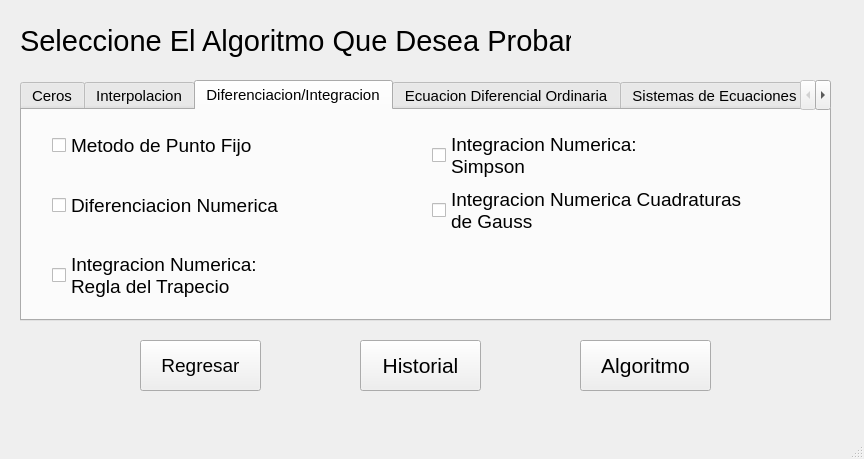
Before: the Qt Designer form ProyectoMetodosNumericos/Ventanas/AlgoritmosV.ui in jimmybanegas/ProyectoMetodosNumericos, drawn with Qt 5.
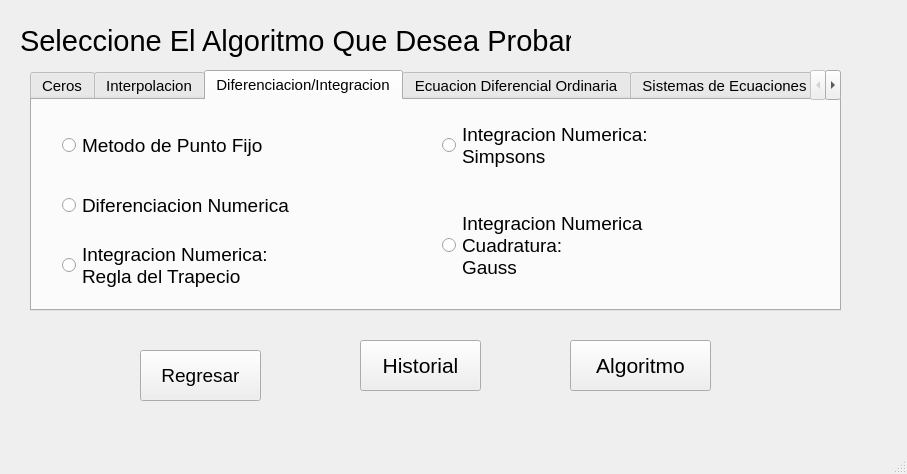
After: the same form once the commit is applied. The open tabs and pages were chosen to show the change. Icons and pictures are not drawn.

What changed in the file:
```diff
--- a/ProyectoMetodosNumericos/Ventanas/AlgoritmosV.ui
+++ b/ProyectoMetodosNumericos/Ventanas/AlgoritmosV.ui
@@ -6,8 +6,8 @@
    <rect>
     <x>0</x>
     <y>0</y>
-    <width>864</width>
-    <height>459</height>
+    <width>907</width>
+    <height>474</height>
    </rect>
   </property>
   <property name="windowTitle">
@@ -39,8 +39,8 @@
    <widget class="QTabWidget" name="tabWidget">
     <property name="geometry">
      <rect>
-      <x>20</x>
-      <y>80</y>
+      <x>30</x>
+      <y>70</y>
       <width>811</width>
       <height>241</height>
      </rect>
@@ -232,49 +232,12 @@
      <attribute name="title">
       <string>Diferenciacion/Integracion</string>
      </attribute>
-     <widget class="QCheckBox" name="chInSimpson">
+     <widget class="QRadioButton" name="chPuntoFijo">
       <property name="geometry">
        <rect>
-        <x>410</x>
-        <y>20</y>
-        <width>251</width>
-        <height>51</height>
-       </rect>
-      </property>
-      <property name="font">
-       <font>
-        <pointsize>14</pointsize>
-       </font>
-      </property>
-      <property name="text">
-       <string>Integracion Numerica: 
-Simpson</string>
-      </property>
-     </widget>
-     <widget class="QCheckBox" name="chDiferenciacion">
-      <property name="geometry">
-       <rect>
         <x>30</x>
-        <y>80</y>
-        <width>231</width>
-        <height>31</height>
-       </rect>
-      </property>
-      <property name="font">
-       <font>
-        <pointsize>14</pointsize>
-       </font>
-      </property>
-      <property name="text">
-       <string>Diferenciacion Numerica</string>
-      </property>
-     </widget>
-     <widget class="QCheckBox" name="chPuntoFijo">
-      <property name="geometry">
-       <rect>
-        <x>30</x>
-        <y>20</y>
-        <width>201</width>
+        <y>30</y>
+        <width>361</width>
         <height>31</height>
        </rect>
       </property>
@@ -287,13 +250,13 @@
        <string>Metodo de Punto Fijo</string>
       </property>
      </widget>
-     <widget class="QCheckBox" name="chInTrapecio">
+     <widget class="QRadioButton" name="chDiferenciacion">
       <property name="geometry">
        <rect>
         <x>30</x>
-        <y>140</y>
-        <width>221</width>
-        <height>51</height>
+        <y>90</y>
+        <width>361</width>
+        <height>31</height>
        </rect>
       </property>
       <property name="font">
@@ -302,17 +265,35 @@
        </font>
       </property>
       <property name="text">
-       <string>Integracion Numerica: 
+       <string>Diferenciacion Numerica</string>
+      </property>
+     </widget>
+     <widget class="QRadioButton" name="chInTrapecio">
+      <property name="geometry">
+       <rect>
+        <x>30</x>
+        <y>130</y>
+        <width>361</width>
+        <height>71</height>
+       </rect>
+      </property>
+      <property name="font">
+       <font>
+        <pointsize>14</pointsize>
+       </font>
+      </property>
+      <property name="text">
+       <string>Integracion Numerica:
 Regla del Trapecio</string>
       </property>
      </widget>
-     <widget class="QCheckBox" name="chInGauss">
+     <widget class="QRadioButton" name="chInSimpson">
       <property name="geometry">
        <rect>
         <x>410</x>
-        <y>80</y>
-        <width>311</width>
-        <height>41</height>
+        <y>10</y>
+        <width>361</width>
+        <height>71</height>
        </rect>
       </property>
       <property name="font">
@@ -321,8 +302,28 @@
        </font>
       </property>
       <property name="text">
-       <string>Integracion Numerica Cuadraturas 
-de Gauss</string>
+       <string>Integracion Numerica:
+Simpsons</string>
+      </property>
+     </widget>
+     <widget class="QRadioButton" name="chInGauss">
+      <property name="geometry">
+       <rect>
+        <x>410</x>
+        <y>100</y>
+        <width>391</width>
+        <height>91</height>
+       </rect>
+      </property>
+      <property name="font">
+       <font>
+        <pointsize>14</pointsize>
+       </font>
+      </property>
+      <property name="text">
+       <string>Integracion Numerica
+Cuadratura:
+Gauss</string>
       </property>
      </widget>
     </widget>
@@ -529,9 +530,9 @@
    <widget class="QPushButton" name="pbAlgoritmo">
     <property name="geometry">
      <rect>
-      <x>580</x>
+      <x>570</x>
       <y>340</y>
-      <width>131</width>
+      <width>141</width>
       <height>51</height>
      </rect>
     </property>
@@ -552,7 +553,7 @@
     <property name="geometry">
      <rect>
       <x>140</x>
-      <y>340</y>
+      <y>350</y>
       <width>121</width>
       <height>51</height>
      </rect>
```
Left out of the diff: 288 changed lines with no effect on the pictures.
